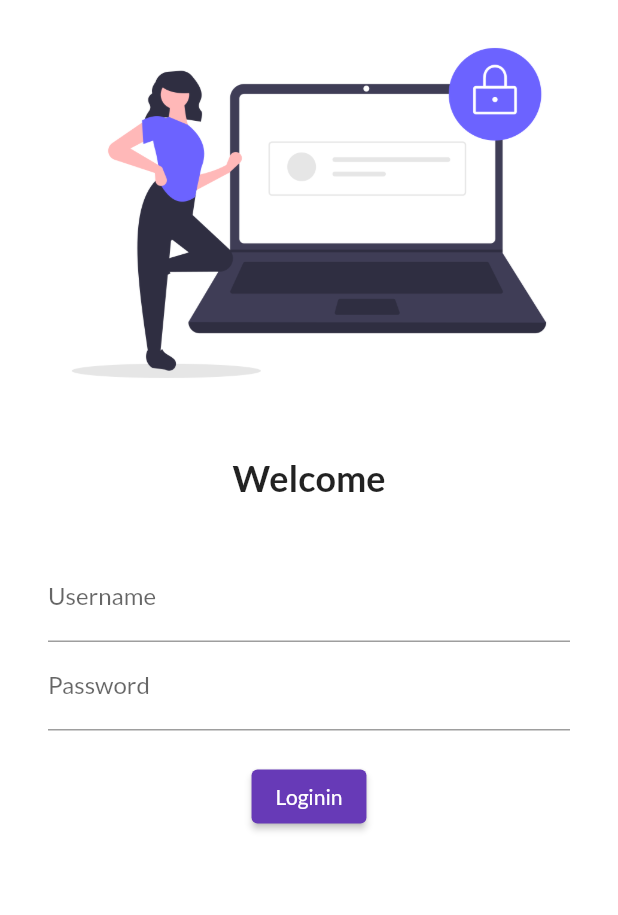
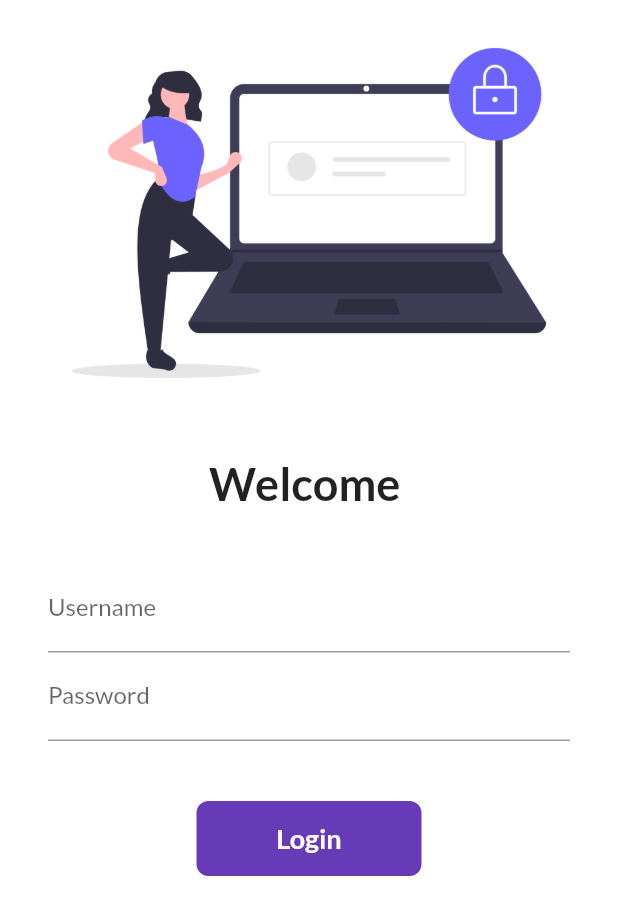
Before and after one commit to Jai-Bharat/myapp, a Flutter app: the screen it shows after launch, on a phone screen of 412 x 824 dp. Shown: the top 915 px of the screen. Run offline on Flutter 3.47's test engine with Material 2 defaults, Android fonts, the phone set to English and light mode, and no system bars; our stand-ins replace google_fonts.

Commit message:
day 5+6 completed

```diff
--- a/analysis_options.yaml
+++ b/analysis_options.yaml
@@ -7,7 +7,7 @@
 
 # The following line activates a set of recommended lints for Flutter apps,
 # packages, and plugins designed to encourage good coding practices.
-include: package:flutter_lints/flutter.yaml
+# include: package:flutter_lints/flutter.yaml
 
 linter:
   # The lint rules applied to this project can be customized in the
--- a/lib/main.dart
+++ b/lib/main.dart
@@ -1,14 +1,15 @@
 import 'package:flutter/material.dart';
 import 'package:myapp/pages/login_page.dart';
 import 'package:google_fonts/google_fonts.dart';
+import 'package:myapp/utils/routes.dart';
 import 'pages/home_page.dart';
 
 void main() {
-  runApp(const MyApp());
+  runApp(MyApp());
 }
 
 class MyApp extends StatelessWidget {
-  const MyApp({super.key});
+  // const MyApp({super.key});
 
   // const MyApp({super.key});
 
@@ -27,9 +28,9 @@ class MyApp extends StatelessWidget {
       ),
       // initialRoute: "/home",
       routes: {
-        "/": (context) => const LoginPage(),
-        "/home": (context) => HomePage(),
-        "/login": (context) => const LoginPage(),
+        "/": (context) => LoginPage(),
+        MyRoutes.homeRoute: (context) => HomePage(),
+        MyRoutes.loginRoute: (context) => LoginPage(),
       },
     );
   }
--- a/lib/pages/login_page.dart
+++ b/lib/pages/login_page.dart
@@ -1,31 +1,40 @@
 import 'package:flutter/material.dart';
+import 'package:myapp/utils/routes.dart';
 
-class LoginPage extends StatelessWidget {
-  const LoginPage({super.key});
+class LoginPage extends StatefulWidget {
+  // const LoginPage({super.key});
+
+  @override
+  State<LoginPage> createState() => _LoginPageState();
+}
+
+class _LoginPageState extends State<LoginPage> {
+  String name = "";
+  bool changeButton = false;
 
   @override
   Widget build(BuildContext context) {
     return Material(
       color: Colors.white,
+      child: SingleChildScrollView(
         child: Column(
           children: [
             Image.asset(
               "assets/images/login_image.png",
               fit: BoxFit.cover,
             ),
-          const SizedBox(
+            SizedBox(
               height: 20.0,
             ),
-          const Text(
-            "Welcome",
-            style: TextStyle(fontSize: 24, fontWeight: FontWeight.bold),
+            Text(
+              "Welcome $name",
+              style: TextStyle(fontSize: 30, fontWeight: FontWeight.bold),
             ),
-          const SizedBox(
+            SizedBox(
               height: 20.0,
             ),
             Padding(
-            padding:
-                const EdgeInsets.symmetric(vertical: 16.0, horizontal: 32.0),
+              padding: EdgeInsets.symmetric(vertical: 16.0, horizontal: 32.0),
               child: Column(
                 children: [
                   TextFormField(
@@ -33,6 +42,10 @@ class LoginPage extends StatelessWidget {
                       hintText: "Enter Username",
                       labelText: "Username",
                     ),
+                    onChanged: (value) {
+                      name = value;
+                      setState(() {}); //build method ko dubara call kr deta hai
+                    },
                   ),
                   TextFormField(
                     obscureText: true,
@@ -41,19 +54,56 @@ class LoginPage extends StatelessWidget {
                       labelText: "Password",
                     ),
                   ),
-                const SizedBox(
-                  height: 20.0,
+                  SizedBox(
+                    height: 40.0,
                   ),
-                ElevatedButton(
-                    onPressed: () {
-                      print("Hello Welcome in ");
+                  InkWell(
+                    onTap: () async {
+                      setState(() {
+                        changeButton = true;
+                      });
+                      await Future.delayed(Duration(seconds: 1));
+                      Navigator.pushNamed(context, MyRoutes.homeRoute);
                     },
-                    child: Text("Loginin"))
+                    child: AnimatedContainer(
+                      duration: Duration(seconds: 1),
+                      width: changeButton ? 50 : 150,
+                      // width: 150,
+                      height: 50,
+                      alignment: Alignment.center,
+                      child: changeButton
+                          ? Icon(
+                              Icons.done,
+                              color: Colors.white,
+                            )
+                          : Text(
+                              "Login",
+                              style: TextStyle(
+                                color: Colors.white,
+                                fontWeight: FontWeight.bold,
+                                fontSize: 18,
+                              ),
+                            ),
+                      decoration: BoxDecoration(
+                        color: Colors.deepPurple,
+                        borderRadius:
+                            BorderRadius.circular(changeButton ? 50 : 8),
+                      ),
+                    ),
+                  )
+                  // ElevatedButton(
+                  //   child: Text("Login"),
+                  //   style: TextButton.styleFrom(minimumSize: Size(150, 45)),
+                  //   onPressed: () {
+                  //     Navigator.pushNamed(context, MyRoutes.homeRoute);
+                  //   },
+                  //)
                 ],
               ),
             ),
           ],
         ),
+      ),
     );
   }
 }
--- /dev/null
+++ b/lib/utils/routes.dart
@@ -0,0 +1,4 @@
+class MyRoutes{
+  static String loginRoute = "/login";
+  static String homeRoute = "/home";
+}
```
Lines whose indentation alone changed are shown as unchanged.
